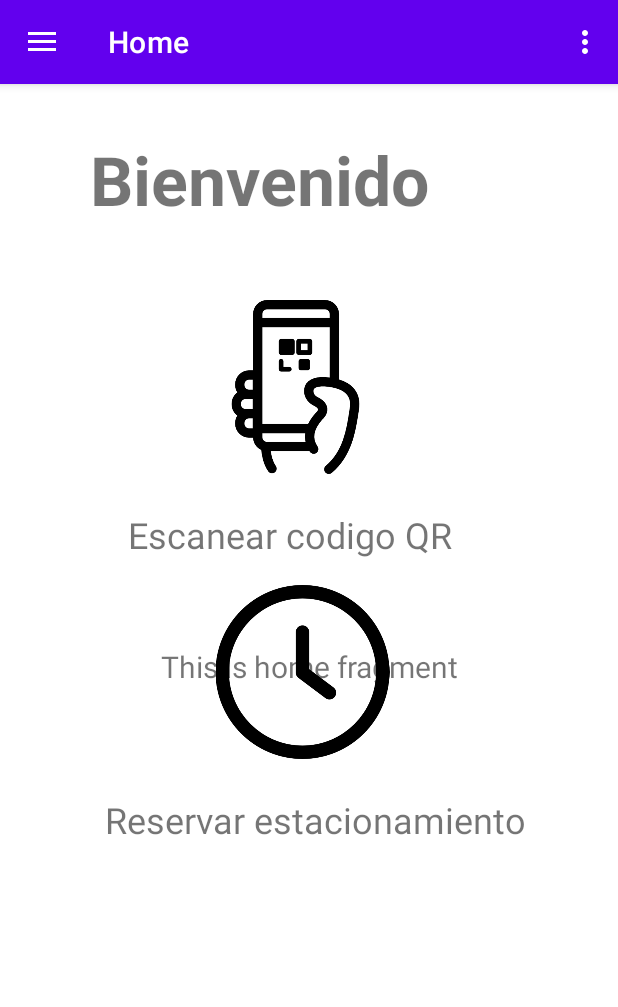
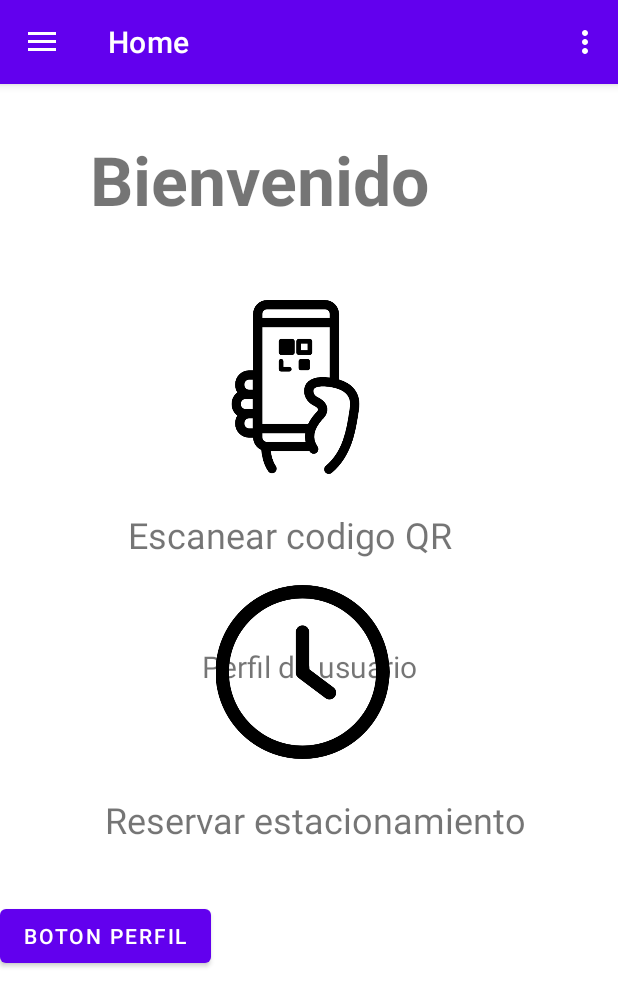
Before and after one commit to ftoledoroa/ProyectoTituloFuentesToledo, an Android app: the BienvenidaPantalla screen opened directly, with no data from a screen before it, on a phone screen of 412 x 824 dp. Shown: the top 1007 px of the screen. Run offline under Robolectric (Android 15) with nearby library versions, the phone set to English and light mode, and no system bars; our stand-ins replace navigation-ui.

Commit message:
Franco (#18)
* actualizacion:
creacion clase usuario

* actualizacion:
funcionalidad RegistrarCuenta

* push prueba

* jksdhfjasdf

* usuario a;adido

* fagfgfag

```diff
--- a/app/build.gradle
+++ b/app/build.gradle
@@ -41,6 +41,7 @@ dependencies {
     implementation 'androidx.lifecycle:lifecycle-viewmodel-ktx:2.4.1'
     implementation 'androidx.navigation:navigation-fragment:2.4.1'
     implementation 'androidx.navigation:navigation-ui:2.4.1'
+    implementation 'androidx.navigation:navigation-runtime:2.4.1'
     testImplementation 'junit:junit:4.13.2'
     androidTestImplementation 'androidx.test.ext:junit:1.1.3'
     androidTestImplementation 'androidx.test.espresso:espresso-core:3.4.0'
--- a/app/src/main/java/com/example/proyectotitulofuentestoledo/BienvenidaPantalla.java
+++ b/app/src/main/java/com/example/proyectotitulofuentestoledo/BienvenidaPantalla.java
@@ -6,6 +6,7 @@ import android.provider.MediaStore;
 import android.view.View;
 import android.view.Menu;
 import android.widget.Button;
+
 import android.widget.ImageView;
 
 import com.google.android.material.snackbar.Snackbar;
@@ -42,8 +43,11 @@ public class BienvenidaPantalla extends AppCompatActivity {
                         .setAction("Action", null).show();
             }
         });
+
+
         DrawerLayout drawer = binding.drawerLayout;
         NavigationView navigationView = binding.navView;
+
         // Passing each menu ID as a set of Ids because each
         // menu should be considered as top level destinations.
         mAppBarConfiguration = new AppBarConfiguration.Builder(
@@ -62,10 +66,12 @@ public class BienvenidaPantalla extends AppCompatActivity {
         return true;
     }
 
+
     @Override
     public boolean onSupportNavigateUp() {
         NavController navController = Navigation.findNavController(this, R.id.nav_host_fragment_content_bienvenida_pantalla);
         return NavigationUI.navigateUp(navController, mAppBarConfiguration)
                 || super.onSupportNavigateUp();
     }
+
 }
--- a/app/src/main/java/com/example/proyectotitulofuentestoledo/ui/home/HomeViewModel.java
+++ b/app/src/main/java/com/example/proyectotitulofuentestoledo/ui/home/HomeViewModel.java
@@ -10,7 +10,7 @@ public class HomeViewModel extends ViewModel {
 
     public HomeViewModel() {
         mText = new MutableLiveData<>();
-        mText.setValue("This is home fragment");
+        mText.setValue("Perfil de usuario");
     }
 
     public LiveData<String> getText() {
--- a/app/src/main/res/layout/app_bar_bienvenida_pantalla.xml
+++ b/app/src/main/res/layout/app_bar_bienvenida_pantalla.xml
@@ -69,5 +69,12 @@
         android:text="Reservar estacionamiento"
         android:textSize="24sp" />
 
+    <Button
+        android:id="@+id/btPerfil"
+        android:layout_width="wrap_content"
+        android:layout_height="wrap_content"
+        android:layout_marginTop="600dp"
+        android:text="Boton perfil" />
+
 
 </androidx.coordinatorlayout.widget.CoordinatorLayout>
--- a/app/src/main/res/menu/activity_main_drawer.xml
+++ b/app/src/main/res/menu/activity_main_drawer.xml
@@ -5,9 +5,9 @@
 
     <group android:checkableBehavior="single">
         <item
-            android:id="@+id/nav_home"
-            android:icon="@drawable/ic_menu_camera"
-            android:title="@string/menu_home" />
+            android:id="@+id/nav_perfil"
+            android:icon="@android:drawable/btn_star"
+            android:title="Perfil de Usuario" />
         <item
             android:id="@+id/nav_gallery"
             android:icon="@drawable/ic_menu_gallery"
```
Also changed, not shown: app/src/main/java/com/example/proyectotitulofuentestoledo/Perfil_usuario.java (+21 -4 lines).
